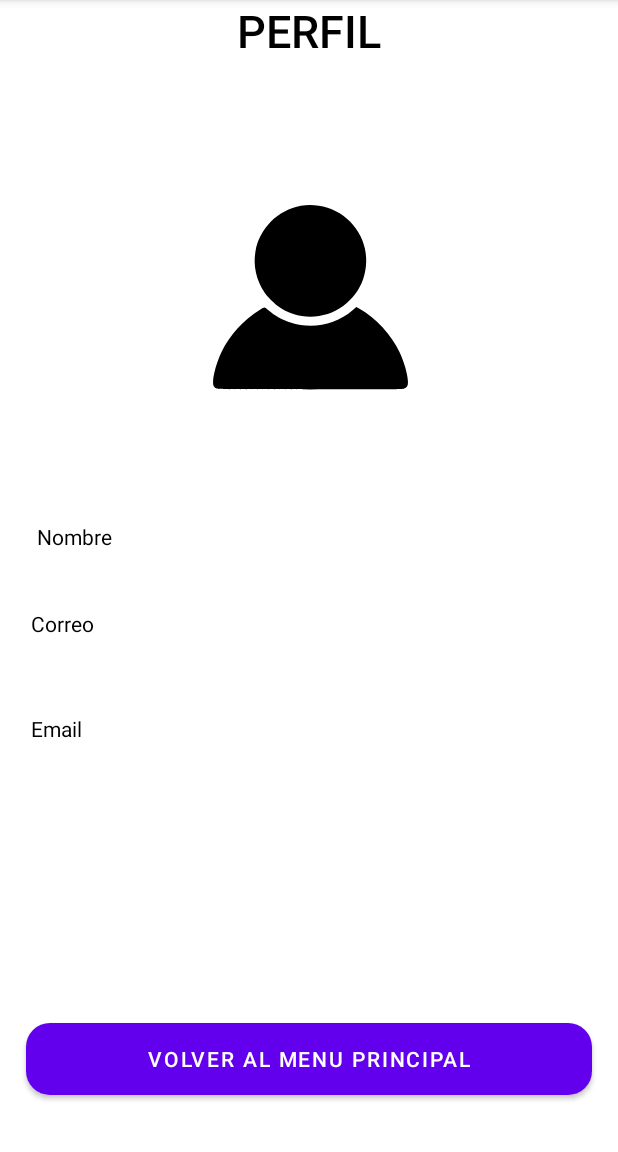
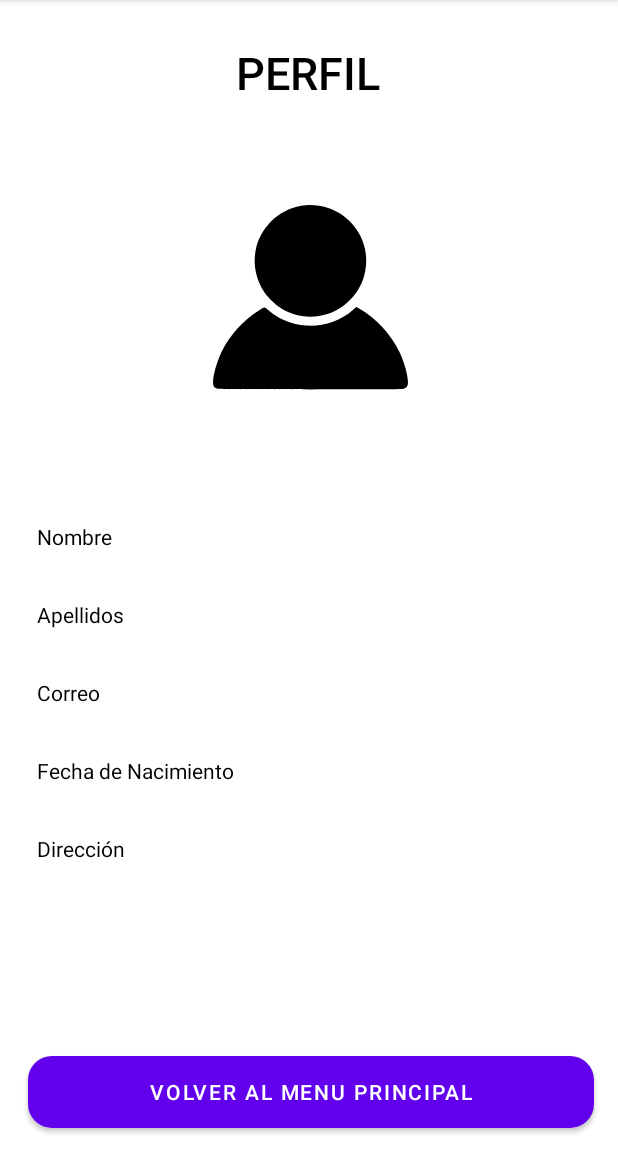
Before and after one commit to xFrozZ/MusicTasteProject, an Android app: the Perfil screen opened directly, with no data from a screen before it, on a phone screen of 412 x 824 dp, the part 84-1236 px from its top. Run offline under Robolectric (Android 15) with nearby library versions, the phone set to English and light mode, and no system bars.

Commit message:
Añadir campos del perfil

```diff
--- a/app/src/main/java/com/example/musictasteproject/Perfil.kt
+++ b/app/src/main/java/com/example/musictasteproject/Perfil.kt
@@ -1,11 +1,26 @@
 package com.example.musictasteproject
 
+import android.annotation.SuppressLint
+import android.content.Intent
 import androidx.appcompat.app.AppCompatActivity
 import android.os.Bundle
+import android.widget.Button
 
 class Perfil : AppCompatActivity() {
+    private lateinit var btnSalir: Button
+    @SuppressLint("MissingInflatedId")
     override fun onCreate(savedInstanceState: Bundle?) {
         super.onCreate(savedInstanceState)
         setContentView(R.layout.activity_perfil2)
+
+        btnSalir = findViewById(R.id.btnSalirPerfil)
+
+        btnSalir.setOnClickListener {
+            val intent = Intent(this, Canciones::class.java)
+            startActivity(intent)
+        }
     }
+
+
+
 }
--- a/app/src/main/res/layout/activity_perfil.xml
+++ b/app/src/main/res/layout/activity_perfil.xml
@@ -77,7 +77,7 @@
         app:layout_constraintTop_toTopOf="parent" />
 
     <Button
-        android:id="@+id/button4"
+        android:id="@+id/btnSalirPerfil"
         android:layout_width="377dp"
         android:layout_height="wrap_content"
         android:background="@drawable/button_radio"
--- a/app/src/main/res/layout/activity_perfil2.xml
+++ b/app/src/main/res/layout/activity_perfil2.xml
@@ -24,27 +24,18 @@
         android:layout_width="406dp"
         android:layout_height="56dp"
         android:layout_marginStart="32dp"
+        android:layout_marginTop="28dp"
         android:layout_marginEnd="32dp"
         android:fontFamily="sans-serif-medium"
         android:text="PERFIL"
         android:textAlignment="center"
         android:textColor="#000000"
+
         android:textSize="30sp"
-
         app:layout_constraintEnd_toEndOf="parent"
+        app:layout_constraintHorizontal_bias="0.508"
         app:layout_constraintStart_toStartOf="parent"
         app:layout_constraintTop_toTopOf="parent" />
-
-    <TextView
-        android:id="@+id/textView4"
-        android:layout_width="371dp"
-        android:layout_height="34dp"
-        android:layout_marginTop="24dp"
-        android:text="Correo"
-        android:textColor="#000000"
-        app:layout_constraintEnd_toEndOf="parent"
-        app:layout_constraintStart_toStartOf="parent"
-        app:layout_constraintTop_toBottomOf="@+id/textView2" />
 
     <TextView
         android:id="@+id/textView2"
@@ -62,27 +53,76 @@
         tools:ignore="MissingConstraints" />
 
     <TextView
+        android:id="@+id/textView3"
+        android:layout_width="371dp"
+        android:layout_height="34dp"
+        android:layout_marginStart="32dp"
+        android:layout_marginTop="400dp"
+        android:layout_marginEnd="32dp"
+        android:text="Apellidos"
+        android:textColor="#000000"
+        app:layout_constraintEnd_toEndOf="parent"
+        app:layout_constraintHorizontal_bias="0.333"
+        app:layout_constraintStart_toStartOf="parent"
+        app:layout_constraintTop_toTopOf="parent"
+        tools:ignore="MissingConstraints" />
+
+    <TextView
+        android:id="@+id/textView4"
+        android:layout_width="371dp"
+        android:layout_height="34dp"
+        android:layout_marginStart="32dp"
+        android:layout_marginTop="452dp"
+        android:layout_marginEnd="32dp"
+        android:text="Correo"
+        android:textColor="#000000"
+        app:layout_constraintEnd_toEndOf="parent"
+        app:layout_constraintHorizontal_bias="0.333"
+        app:layout_constraintStart_toStartOf="parent"
+        app:layout_constraintTop_toTopOf="parent"
+        tools:ignore="MissingConstraints" />
+
+    <TextView
         android:id="@+id/textView5"
         android:layout_width="371dp"
         android:layout_height="34dp"
-        android:layout_marginTop="36dp"
-        android:text="Email"
+        android:layout_marginStart="32dp"
+        android:layout_marginTop="504dp"
+        android:layout_marginEnd="32dp"
+        android:text="Fecha de Nacimiento"
         android:textColor="#000000"
         app:layout_constraintEnd_toEndOf="parent"
+        app:layout_constraintHorizontal_bias="0.333"
         app:layout_constraintStart_toStartOf="parent"
-        app:layout_constraintTop_toBottomOf="@+id/textView4" />
+        app:layout_constraintTop_toTopOf="parent"
+        tools:ignore="MissingConstraints" />
+
+    <TextView
+        android:id="@+id/textView6"
+        android:layout_width="371dp"
+        android:layout_height="34dp"
+        android:layout_marginStart="32dp"
+        android:layout_marginTop="556dp"
+        android:layout_marginEnd="32dp"
+        android:text="Dirección"
+        android:textColor="#000000"
+        app:layout_constraintEnd_toEndOf="parent"
+        app:layout_constraintHorizontal_bias="0.333"
+        app:layout_constraintStart_toStartOf="parent"
+        app:layout_constraintTop_toTopOf="parent"
+        tools:ignore="MissingConstraints" />
 
     <Button
-        android:id="@+id/button4"
+        android:id="@+id/btnSalirPerfil"
         android:layout_width="377dp"
         android:layout_height="wrap_content"
+        android:layout_marginBottom="16dp"
         android:background="@drawable/button_radio"
         android:text="Volver al menu Principal"
         app:layout_constraintBottom_toBottomOf="parent"
         app:layout_constraintEnd_toEndOf="parent"
-        app:layout_constraintStart_toStartOf="parent"
-        app:layout_constraintTop_toBottomOf="@+id/textView5"
-        app:layout_constraintVertical_bias="0.818" />
+        app:layout_constraintHorizontal_bias="0.529"
+        app:layout_constraintStart_toStartOf="parent" />
 
 
 </androidx.constraintlayout.widget.ConstraintLayout>
--- a/app/src/main/res/layout/tarjeta_layout.xml
+++ b/app/src/main/res/layout/tarjeta_layout.xml
@@ -53,6 +53,7 @@
 <LinearLayout xmlns:android="http://schemas.android.com/apk/res/android"
     xmlns:app="http://schemas.android.com/apk/res-auto"
     xmlns:tools="http://schemas.android.com/tools"
+    android:id="@+id/Principal"
     android:layout_width="match_parent"
     android:layout_height="250dp"
     android:padding="5dp">
@@ -175,6 +176,7 @@
 
                     android:text="Link" />
             </LinearLayout>
+
         </LinearLayout>
 
     </LinearLayout>
```
Also changed, not shown: app/src/main/java/com/example/musictasteproject/Canciones.kt (+5 -7 lines), app/src/main/res/layout/activity_comentario2.xml (+23 -13 lines), app/src/main/res/layout/activity_registro.xml (+57 -28 lines).
